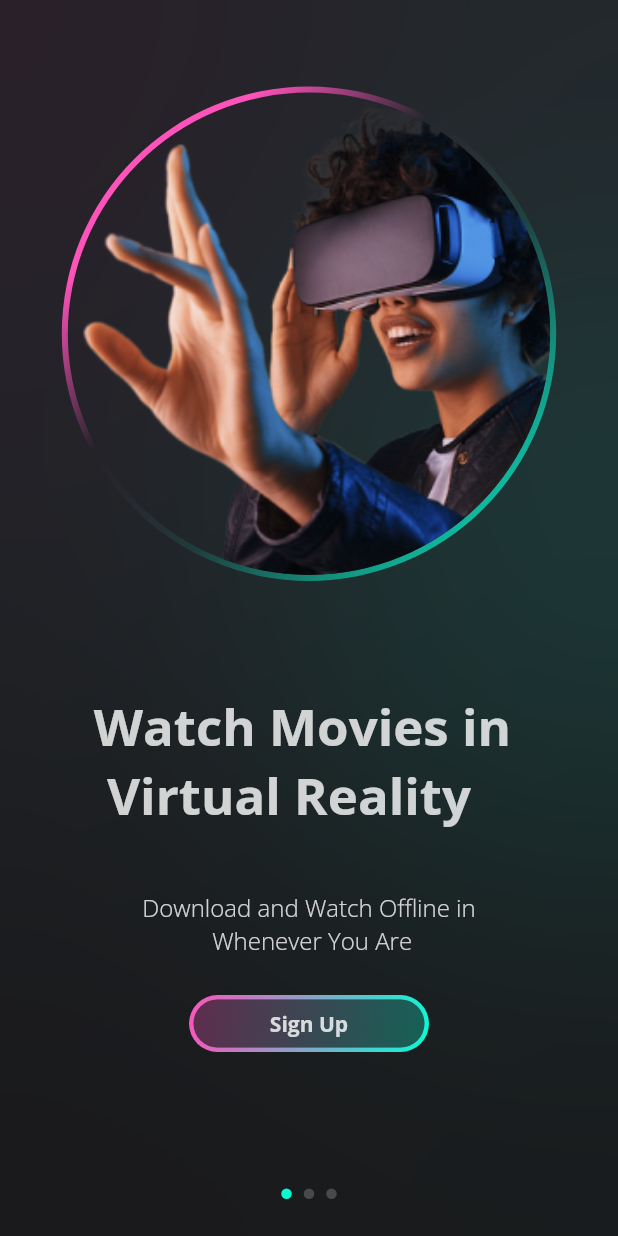
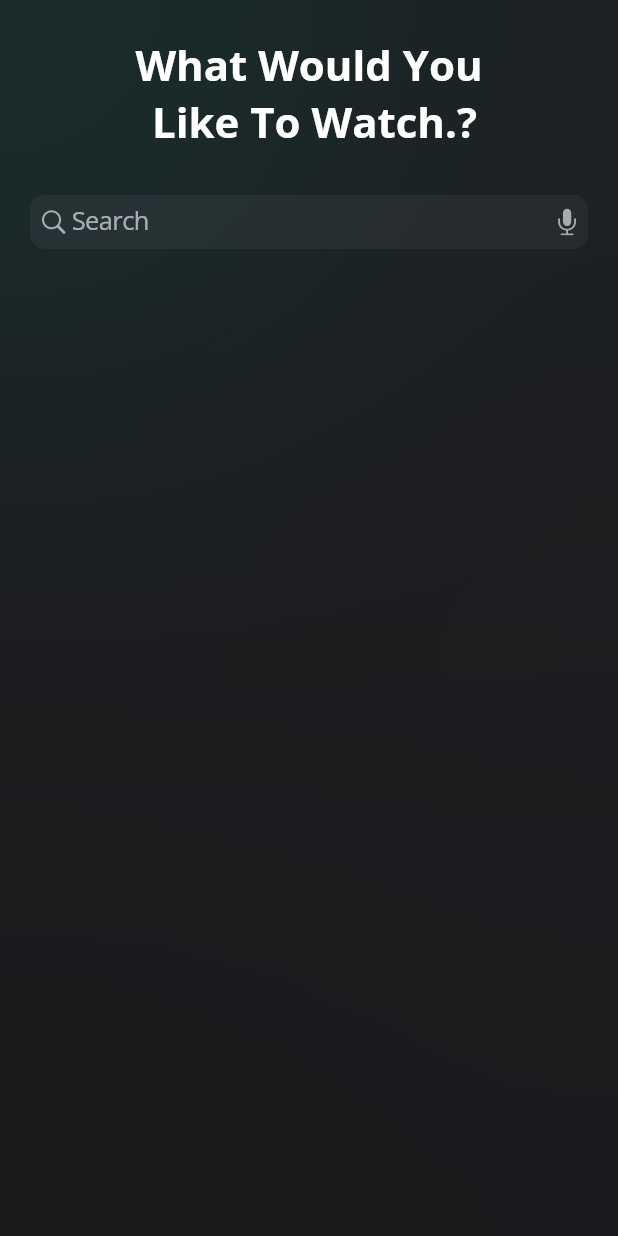
Before and after one commit to logann99/Movie-App-UI, a Flutter app: the screen it shows after launch, on a phone screen of 412 x 824 dp. Run offline on Flutter 3.47's test engine with Material 2 defaults, Android fonts, the phone set to English and light mode, and no system bars; our stand-ins replace flutter_svg, google_fonts.

Commit message:
Movie App UI Part6

```diff
--- /dev/null
+++ b/lib/components/search_field_widget.dart
@@ -0,0 +1,64 @@
+import 'package:flutter/material.dart';
+import 'package:flutter_svg/flutter_svg.dart';
+
+import '../constants.dart';
+
+class SearchFieldWidget extends StatelessWidget {
+  const SearchFieldWidget({super.key, required this.padding});
+
+  final EdgeInsetsGeometry padding;
+  @override
+  Widget build(BuildContext context) {
+    return Padding(
+      padding: padding,
+      child: Container(
+          height: 36,
+          decoration: BoxDecoration(
+            color: Constants.kGreyColor.withOpacity(
+              0.12,
+            ),
+            borderRadius: BorderRadius.circular(
+              10,
+            ),
+          ),
+          child: Row(
+            children: [
+              const SizedBox(
+                width: 8,
+              ),
+              SvgPicture.asset(
+                Constants.kIconSearch,
+              ),
+              Expanded(
+                child: TextField(
+                  style: TextStyle(
+                    color: Constants.kWhiteColor.withOpacity(0.6),
+                    fontSize: 17,
+                    letterSpacing: -0.41,
+                  ),
+                  decoration: InputDecoration(
+                    hintText: ' Search',
+                    border: InputBorder.none,
+                    isDense: true,
+                    hintStyle: TextStyle(
+                      color: Constants.kWhiteColor.withOpacity(0.6),
+                      fontSize: 17,
+                      letterSpacing: -0.41,
+                    ),
+                  ),
+                ),
+              ),
+              const SizedBox(
+                width: 8,
+              ),
+              SvgPicture.asset(
+                Constants.kIconMic,
+              ),
+              const SizedBox(
+                width: 8,
+              ),
+            ],
+          )),
+    );
+  }
+}
--- a/lib/main.dart
+++ b/lib/main.dart
@@ -1,5 +1,6 @@
 import 'package:flutter/material.dart';
 import 'package:google_fonts/google_fonts.dart';
+import 'package:movie_app/screens/home_page.dart';
 import 'package:movie_app/screens/onboarding_screen.dart';
 
 void main() {
@@ -17,7 +18,8 @@ class MyApp extends StatelessWidget {
       theme: ThemeData(
         fontFamily: GoogleFonts.openSans().fontFamily,
       ),
-      home: const OnBoardingScreen(),
+      // home: const OnBoardingScreen(),
+      home: const HomePage(),
     );
   }
 }
--- /dev/null
+++ b/lib/screens/home_page.dart
@@ -0,0 +1,124 @@
+import 'dart:ui';
+
+import 'package:flutter/material.dart';
+import 'package:movie_app/components/search_field_widget.dart';
+import 'package:movie_app/constants.dart';
+
+class HomePage extends StatelessWidget {
+  const HomePage({super.key});
+
+  @override
+  Widget build(BuildContext context) {
+    final screenHight = MediaQuery.of(context).size.height;
+    final screenWidth = MediaQuery.of(context).size.width;
+    return Scaffold(
+      backgroundColor: Constants.kBlackColor,
+      body: SizedBox(
+        width: screenWidth,
+        height: screenHight,
+        child: Stack(
+          children: [
+            Positioned(
+              top: -100,
+              left: -100,
+              child: Container(
+                height: 200,
+                width: 200,
+                decoration: BoxDecoration(
+                  shape: BoxShape.circle,
+                  color: Constants.kGreenColor.withOpacity(0.5),
+                ),
+                child: BackdropFilter(
+                  filter: ImageFilter.blur(
+                    sigmaX: 200,
+                    sigmaY: 200,
+                  ),
+                  child: Container(
+                    height: 200,
+                    width: 200,
+                    color: Colors.transparent,
+                  ),
+                ),
+              ),
+            ),
+            Positioned(
+              top: screenHight * 0.4,
+              right: -88,
+              child: Container(
+                height: 166,
+                width: 166,
+                decoration: BoxDecoration(
+                  shape: BoxShape.circle,
+                  color: Constants.kPinkColor.withOpacity(0.5),
+                ),
+                child: BackdropFilter(
+                  filter: ImageFilter.blur(
+                    sigmaX: 200,
+                    sigmaY: 200,
+                  ),
+                  child: Container(
+                    height: 166,
+                    width: 166,
+                    color: Colors.transparent,
+                  ),
+                ),
+              ),
+            ),
+            Positioned(
+              top: -100,
+              left: -100,
+              child: Container(
+                height: 200,
+                width: 200,
+                decoration: BoxDecoration(
+                  shape: BoxShape.circle,
+                  color: Constants.kGreenColor.withOpacity(0.5),
+                ),
+                child: BackdropFilter(
+                  filter: ImageFilter.blur(
+                    sigmaX: 200,
+                    sigmaY: 200,
+                  ),
+                  child: Container(
+                    height: 200,
+                    width: 200,
+                    color: Colors.transparent,
+                  ),
+                ),
+              ),
+            ),
+            SafeArea(
+              bottom: false,
+              child: ListView(
+                primary:
+                    true, //Creates a scrollable, linear array of widgets from an explicit
+                children: const [
+                  SizedBox(
+                    height: 24,
+                  ),
+                  Text(
+                    'What Would You \n Like To Watch.?',
+                    textAlign: TextAlign.center,
+                    style: TextStyle(
+                      fontSize: 28,
+                      color: Constants.kWhiteColor,
+                      fontWeight: FontWeight.w700,
+                    ),
+                  ),
+                  SizedBox(
+                    height: 30,
+                  ),
+                  SearchFieldWidget(
+                    padding: EdgeInsets.symmetric(
+                      horizontal: 20,
+                    ),
+                  ),
+                ],
+              ),
+            ),
+          ],
+        ),
+      ),
+    );
+  }
+}
--- a/lib/screens/onboarding_screen.dart
+++ b/lib/screens/onboarding_screen.dart
@@ -3,6 +3,7 @@ import 'dart:ui';
 import 'package:flutter/material.dart';
 import 'package:movie_app/components/custom_outline.dart';
 import 'package:movie_app/constants.dart';
+import 'package:movie_app/screens/home_page.dart';
 
 class OnBoardingScreen extends StatelessWidget {
   const OnBoardingScreen({super.key});
@@ -133,7 +134,16 @@ class OnBoardingScreen extends StatelessWidget {
                   SizedBox(
                     height: screenHight * 0.03,
                   ),
-                  CustomOutline(
+                  GestureDetector(
+                    onTap: () {
+                      Navigator.push(
+                        context,
+                        MaterialPageRoute(
+                          builder: (context) => const HomePage(),
+                        ),
+                      );
+                    },
+                    child: CustomOutline(
                       //button
                       strokeWidth: 3,
                       radius: screenWidth * 20,
@@ -179,6 +189,7 @@ class OnBoardingScreen extends StatelessWidget {
                         ),
                       ),
                     ),
+                  ),
                   const Spacer(),
                   Row(
                     mainAxisAlignment: MainAxisAlignment.center,
```
Lines whose indentation alone changed are shown as unchanged.
